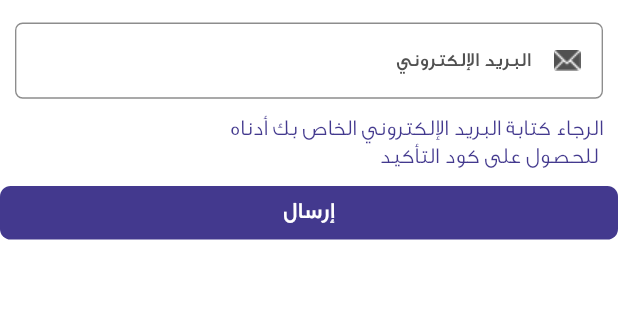
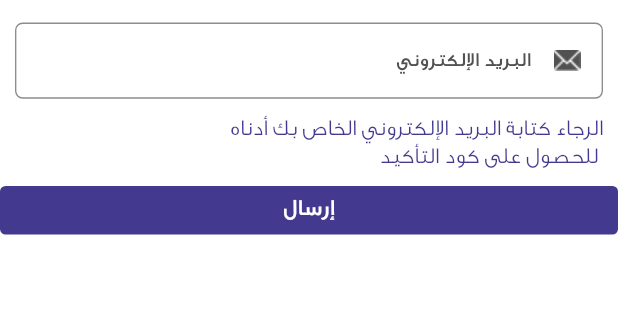
Before and after one commit to MahmedRahman/Tirhaly, a Flutter app: the ForgetPasswordView screen opened directly, on a phone screen of 412 x 824 dp, the part 116-436 px from its top. Run offline on Flutter 3.47's test engine with Material 2 defaults, Android fonts, the phone set to English and light mode, and no system bars; our stand-ins replace flutter_screenutil, flutter_svg, get, page_transition, rive; statements that could not run were skipped.

Commit message:
change props

```diff
--- a/lib/features/auth/presentation/widgets/login_button.dart
+++ b/lib/features/auth/presentation/widgets/login_button.dart
@@ -13,7 +13,7 @@ Widget LoginButton({
       tag: "LoginButton",
       child: Material(
         shape: RoundedRectangleBorder(
-          borderRadius: BorderRadius.circular(7.r),
+          borderRadius: BorderRadius.circular(3.65.r),
         ),
         color: ButtonBackGroundColor,
         clipBehavior: Clip.antiAlias,
@@ -21,7 +21,7 @@ Widget LoginButton({
           materialTapTargetSize: MaterialTapTargetSize.shrinkWrap,
           onPressed: onPressed,
           minWidth: Get.width,
-          height: 35.3.h,
+          height: 31.97.h,
           child: Text(
             title,
             style: Theme.of(Get.context!).textTheme.headlineMedium!.copyWith(
```
